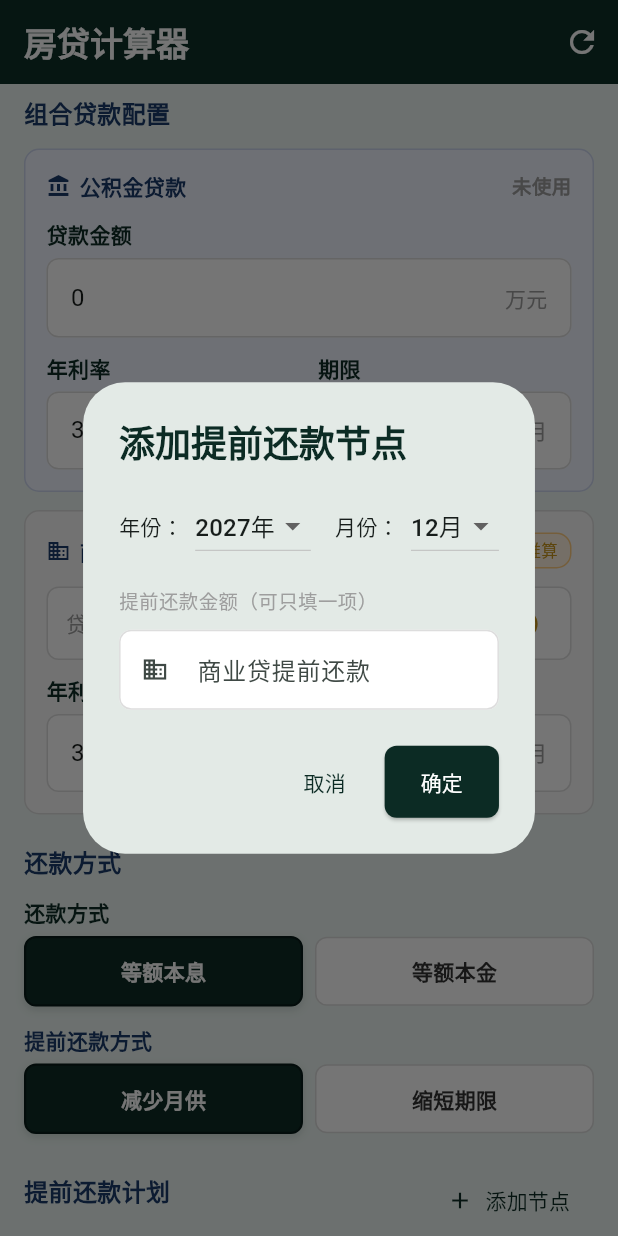
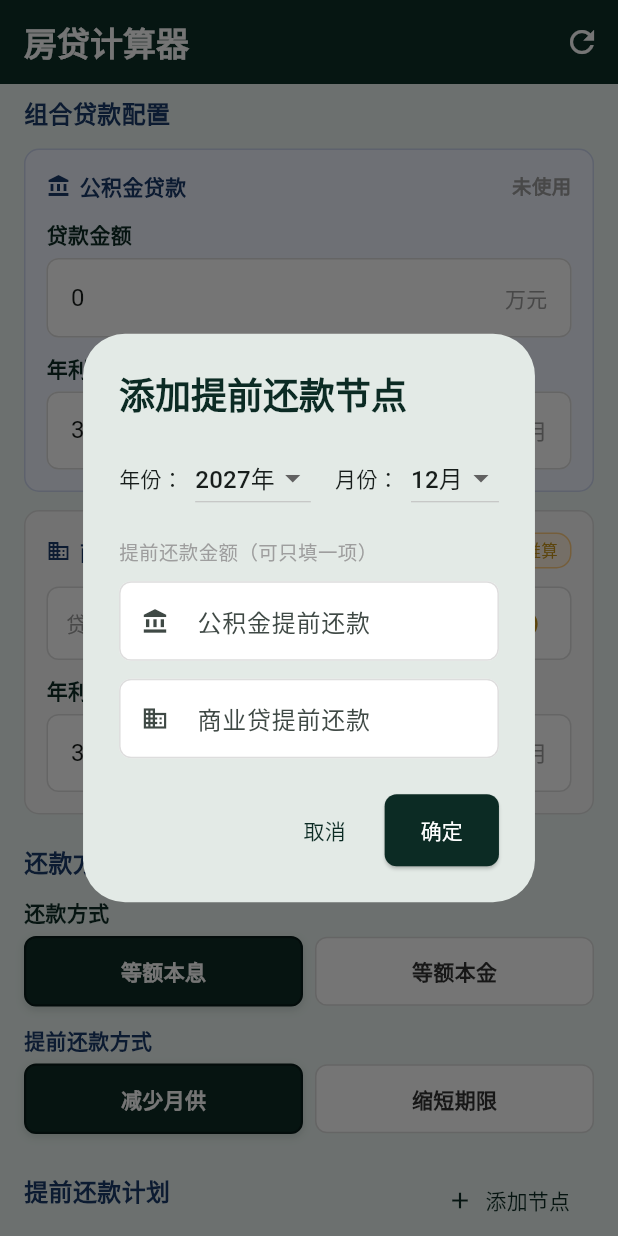
Before and after one commit to bitupbitwin/Mortgage-Calculator, a Flutter app: the screen it shows after launch, scrolled down 576 dp, after a tap on "添加节点", on a phone screen of 412 x 824 dp. Run offline on Flutter 3.47's test engine with Material 3 defaults, Android fonts, the phone set to English and light mode, and no system bars; our stand-ins replace fl_chart, flutter_riverpod, shared_preferences.

Commit message:
feat: always show both prepayment fields in dialog; add default 4-year nodes
- AddHousePrepaymentDialog now always shows both 公积金 and 商贷 input
  fields (previously hidden based on loan type, causing confusion when
  one loan was 0)
- Default prepayment plan: 4 nodes at months 12/24/36/48, each 20万
  commercial — visible immediately when app opens, user can delete/add
  https://claude.ai/code/session_0157Rad21Vr2RdAG8HHcHXrK

```diff
--- a/lib/features/house/house_prepayment_widgets.dart
+++ b/lib/features/house/house_prepayment_widgets.dart
@@ -74,14 +74,10 @@ class HousePrepaymentRow extends StatelessWidget {
 
 class AddHousePrepaymentDialog extends StatefulWidget {
   final int loanStartYear;
-  final bool hasPfLoan;
-  final bool hasCommercialLoan;
 
   const AddHousePrepaymentDialog({
     super.key,
     required this.loanStartYear,
-    required this.hasPfLoan,
-    required this.hasCommercialLoan,
   });
 
   @override
@@ -172,13 +168,13 @@ class _AddHousePrepaymentDialogState extends State<AddHousePrepaymentDialog> {
             const Text('提前还款金额（可只填一项）',
                 style: TextStyle(fontSize: 13, color: Colors.grey)),
             const SizedBox(height: 10),
-            if (widget.hasPfLoan) ...[
             TextFormField(
               controller: _pfController,
               keyboardType:
                   const TextInputType.numberWithOptions(decimal: true),
               decoration: const InputDecoration(
                 labelText: '公积金提前还款',
+                hintText: '0 表示不还',
                 suffixText: '万元',
                 prefixIcon: Icon(Icons.account_balance, size: 18),
               ),
@@ -187,14 +183,13 @@ class _AddHousePrepaymentDialogState extends State<AddHousePrepaymentDialog> {
               },
             ),
             const SizedBox(height: 12),
-            ],
-            if (widget.hasCommercialLoan)
             TextFormField(
               controller: _commercialController,
               keyboardType:
                   const TextInputType.numberWithOptions(decimal: true),
               decoration: const InputDecoration(
                 labelText: '商业贷提前还款',
+                hintText: '0 表示不还',
                 suffixText: '万元',
                 prefixIcon: Icon(Icons.business, size: 18),
               ),
--- a/lib/features/house/house_screen.dart
+++ b/lib/features/house/house_screen.dart
@@ -619,8 +619,6 @@ class _HouseScreenState extends ConsumerState<HouseScreen> {
       context: context,
       builder: (_) => AddHousePrepaymentDialog(
         loanStartYear: input.loanStartYear,
-        hasPfLoan: input.hasPfLoan,
-        hasCommercialLoan: input.hasCommercialLoan,
       ),
     );
     if (result != null) {
--- a/lib/providers/house_provider.dart
+++ b/lib/providers/house_provider.dart
@@ -9,12 +9,22 @@ final houseInputProvider =
   (ref) => HouseInputNotifier(),
 );
 
+List<HousePrepayment> _defaultPrepayments() {
+  return const [
+    HousePrepayment(atMonth: 12, commercialAmount: 200000),
+    HousePrepayment(atMonth: 24, commercialAmount: 200000),
+    HousePrepayment(atMonth: 36, commercialAmount: 200000),
+    HousePrepayment(atMonth: 48, commercialAmount: 200000),
+  ];
+}
+
 class HouseInputNotifier extends StateNotifier<HouseInput> {
   HouseInputNotifier()
       : super(HouseInput(
           housePrice: 4200000,
           downPayment: 2000000,
           pfLoanAmount: 0,
+          prepayments: _defaultPrepayments(),
         )) {
     _loadSaved();
   }
@@ -106,6 +116,7 @@ class HouseInputNotifier extends StateNotifier<HouseInput> {
       housePrice: 4200000,
       downPayment: 2000000,
       pfLoanAmount: 0,
+      prepayments: _defaultPrepayments(),
     );
   }
 }
```
Lines whose indentation alone changed are shown as unchanged.
